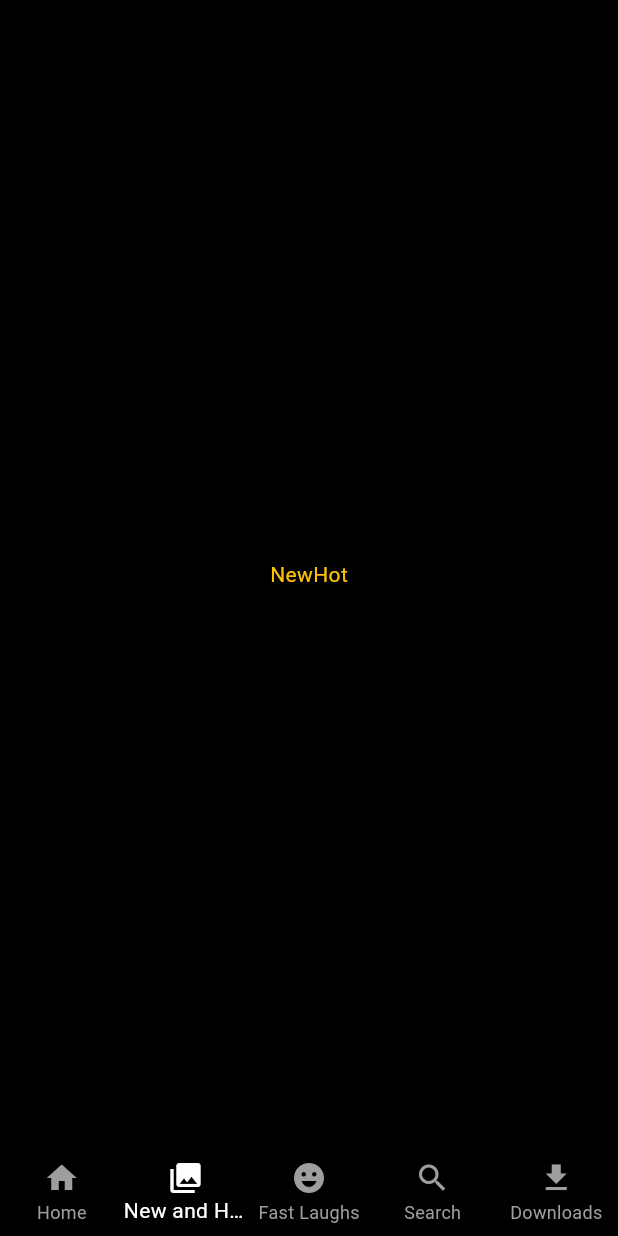
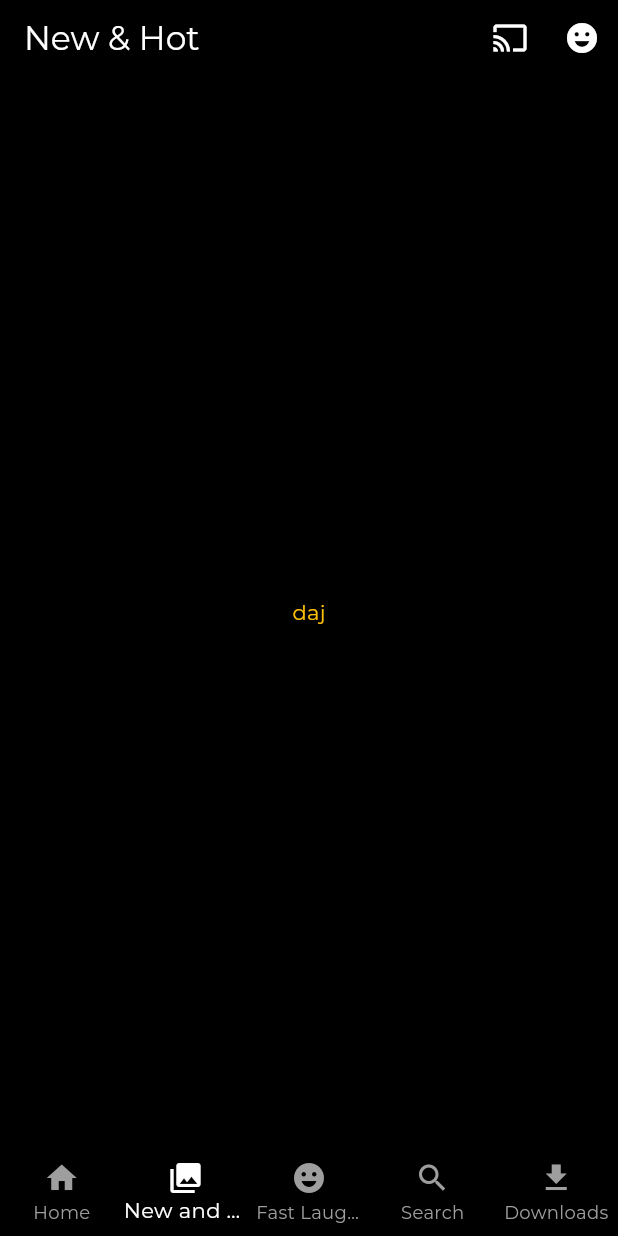
Before and after one commit to abhirampradeep/Netflix_clone, a Flutter app: the screen it shows after launch, item 2 of the bottom bar chosen, on a phone screen of 412 x 824 dp. Run offline on Flutter 3.47's test engine with Material 2 defaults, Android fonts, the phone set to English and light mode, and no system bars; our stand-ins replace google_fonts.

```diff
--- a/lib/colors/colors.dart
+++ b/lib/colors/colors.dart
@@ -1,3 +1,5 @@
 import 'package:flutter/material.dart';
 
 const background = Colors.black;
+
+const white = Colors.white;
--- a/lib/main.dart
+++ b/lib/main.dart
@@ -1,4 +1,5 @@
 import 'package:flutter/material.dart';
+import 'package:google_fonts/google_fonts.dart';
 import 'package:net/colors/colors.dart';
 import 'package:net/screens/downlaods/downlaods.dart';
 import 'package:net/screens/main_page/screen_mainpage.dart';
@@ -15,9 +16,11 @@ class MyApp extends StatelessWidget {
   Widget build(BuildContext context) {
     return MaterialApp(
       title: 'Flutter Demo',
+      debugShowCheckedModeBanner: false,
       theme: ThemeData(
         colorScheme: ColorScheme.fromSeed(seedColor: Colors.black),
         useMaterial3: true,
+        fontFamily: GoogleFonts.montserrat().fontFamily,
         primaryColor: Colors.blue,
         scaffoldBackgroundColor: background,
       ),
--- a/lib/screens/newhot/newhot.dart
+++ b/lib/screens/newhot/newhot.dart
@@ -1,5 +1,6 @@
 import 'package:flutter/material.dart';
 import 'package:net/colors/colors.dart';
+import 'package:net/screens/widgets/appbarwidget.dart';
 import 'package:net/screens/widgets/bottom_nav.dart';
 
 class NewHot extends StatefulWidget {
@@ -13,9 +14,16 @@ class _NewHotState extends State<NewHot> {
   @override
   Widget build(BuildContext context) {
     return const Scaffold(
+      appBar: PreferredSize(
+        preferredSize: Size.fromHeight(50),
+        child: AppBarWidget(
+            title: 'New & Hot',
+            CastIcon: Icon(Icons.cast),
+            notificationsIcon: Icon(Icons.emoji_emotions)),
+      ),
       body: SafeArea(
           child: Center(
-        child: Text('NewHot', style: TextStyle(color: Colors.amber)),
+        child: Text('daj', style: TextStyle(color: Colors.amber)),
       )),
     );
   }
--- /dev/null
+++ b/lib/screens/widgets/appbarwidget.dart
@@ -0,0 +1,48 @@
+import 'package:flutter/material.dart';
+import 'package:net/colors/colors.dart';
+
+class AppBarWidget extends StatelessWidget implements PreferredSizeWidget {
+  @override
+  Size get preferredSize => Size.fromHeight(kToolbarHeight);
+
+  final String title;
+  final Icon CastIcon;
+  final void Function()? onCastPress;
+  final Icon notificationsIcon;
+  final void Function()? onEmojiPress;
+
+  const AppBarWidget({
+    required this.title,
+    required this.CastIcon,
+    this.onCastPress,
+    required this.notificationsIcon,
+    this.onEmojiPress,
+  });
+
+  @override
+  Widget build(BuildContext context) {
+    return AppBar(
+      backgroundColor: background,
+      title: Text(
+        title,
+        style: TextStyle(color: Colors.white),
+      ),
+      actions: [
+        IconButton(
+          icon: const Icon(
+            Icons.cast,
+            color: Colors.white, // Set the icon color to white
+          ),
+          onPressed: onCastPress,
+        ),
+        IconButton(
+          icon: const Icon(
+            Icons.emoji_emotions,
+            color: Colors.white, // Set the icon color to white
+          ),
+          onPressed: onEmojiPress,
+        ),
+      ],
+    );
+  }
+}
--- a/pubspec.yaml
+++ b/pubspec.yaml
@@ -35,6 +35,7 @@ dependencies:
   # The following adds the Cupertino Icons font to your application.
   # Use with the CupertinoIcons class for iOS style icons.
   cupertino_icons: ^1.0.2
+  google_fonts: ^5.1.0
 
 dev_dependencies:
   flutter_test:
```
Also changed, not shown: lib/screens/downlaods/downlaods.dart (+81 -12 lines), pubspec.lock, 1 other file.
